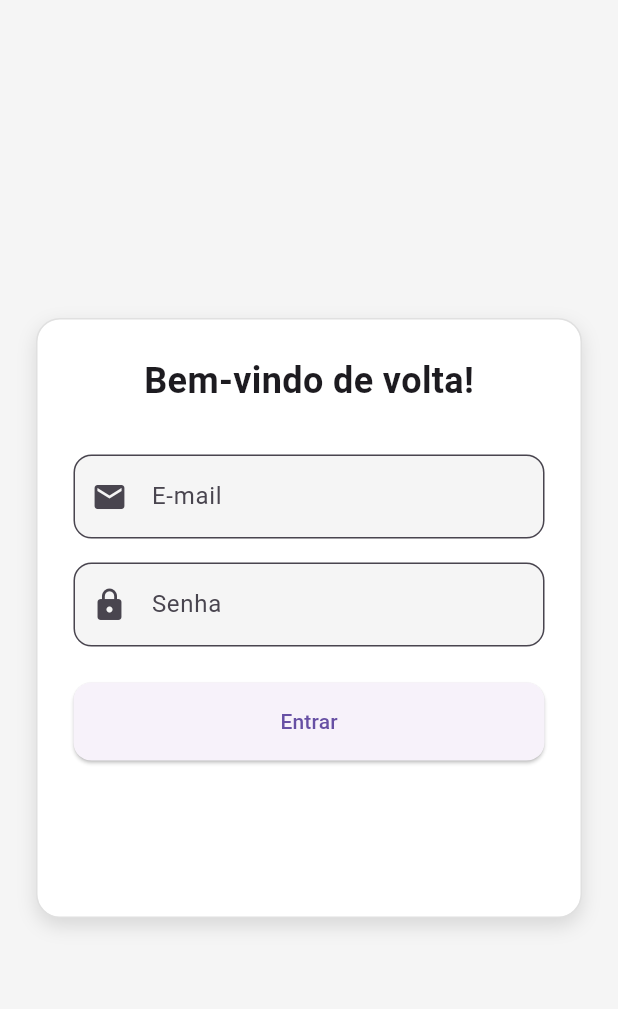
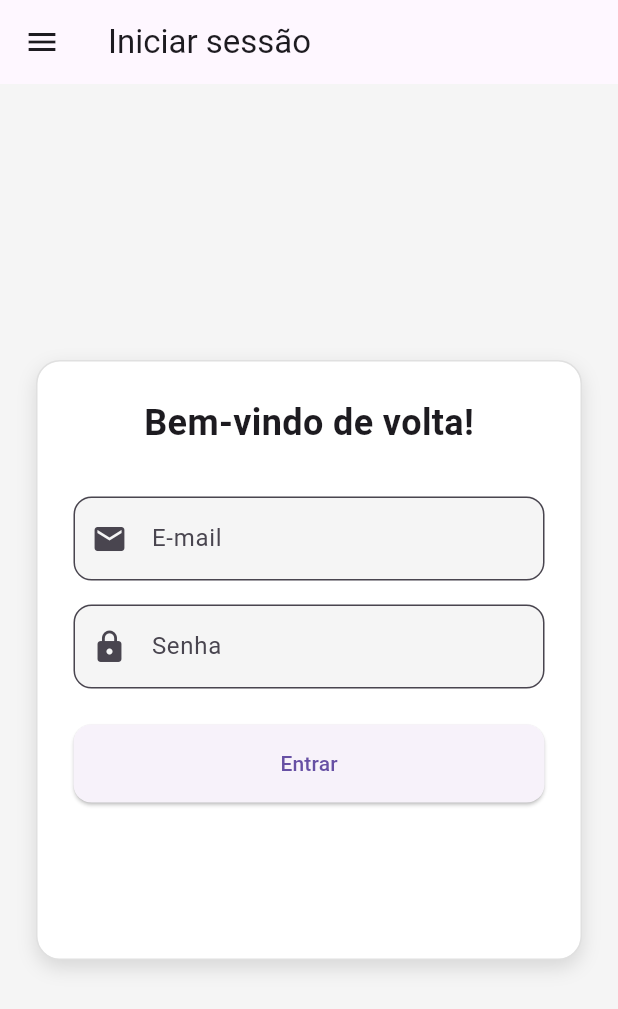
Before and after one commit to rafaelhgreco/Flutter_estudos, a Flutter app: the screen it shows after launch, on a phone screen of 412 x 824 dp. Shown: the top 1009 px of the screen. Run offline on Flutter 3.47's test engine with Material 3 defaults, Android fonts, the phone set to English and light mode, and no system bars.

Commit message:
refactor: ajust

```diff
--- a/lib/pages/login_page.dart
+++ b/lib/pages/login_page.dart
@@ -1,4 +1,5 @@
 import 'package:flutter/material.dart';
+import 'package:hello_world/widgets/custom_drawer.dart';
 import 'package:hello_world/widgets/login_form.dart';
 
 class LoginPage extends StatelessWidget {
@@ -7,7 +8,9 @@ class LoginPage extends StatelessWidget {
   @override
   Widget build(BuildContext context) {
     return Scaffold(
-      backgroundColor: const Color(0xFFF5F5F5), // Cor de fundo da tela
+      appBar: AppBar(title: const Text('Iniciar sessão')),
+      drawer: const CustomDrawer(),
+      backgroundColor: const Color(0xFFF5F5F5),
       body: Center(
         child: SingleChildScrollView(
           padding: const EdgeInsets.all(24),
```
